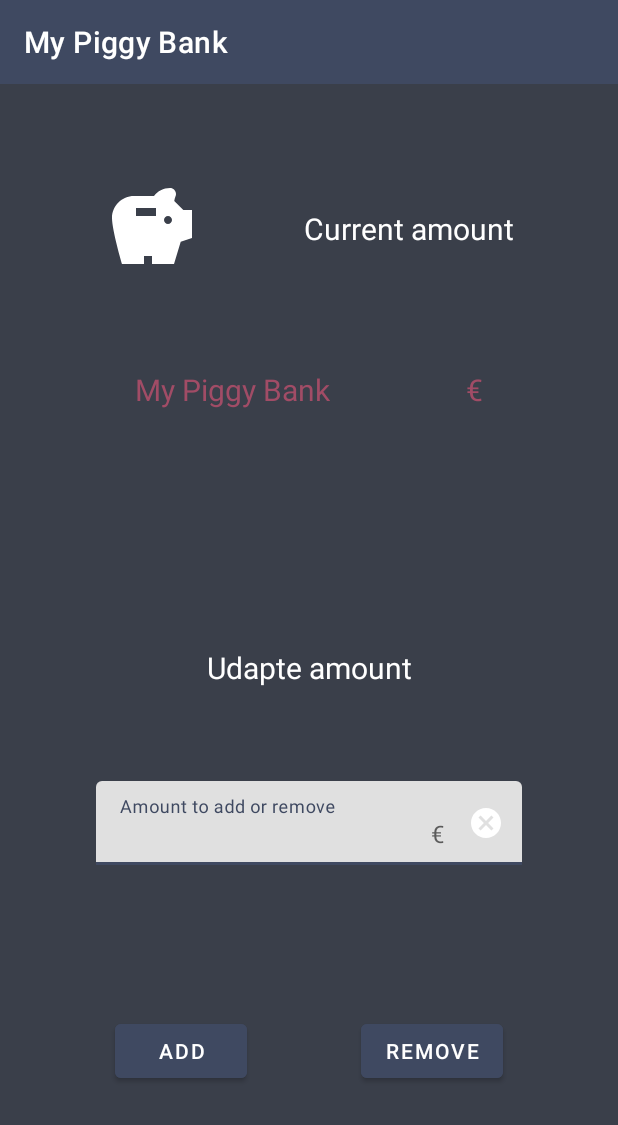
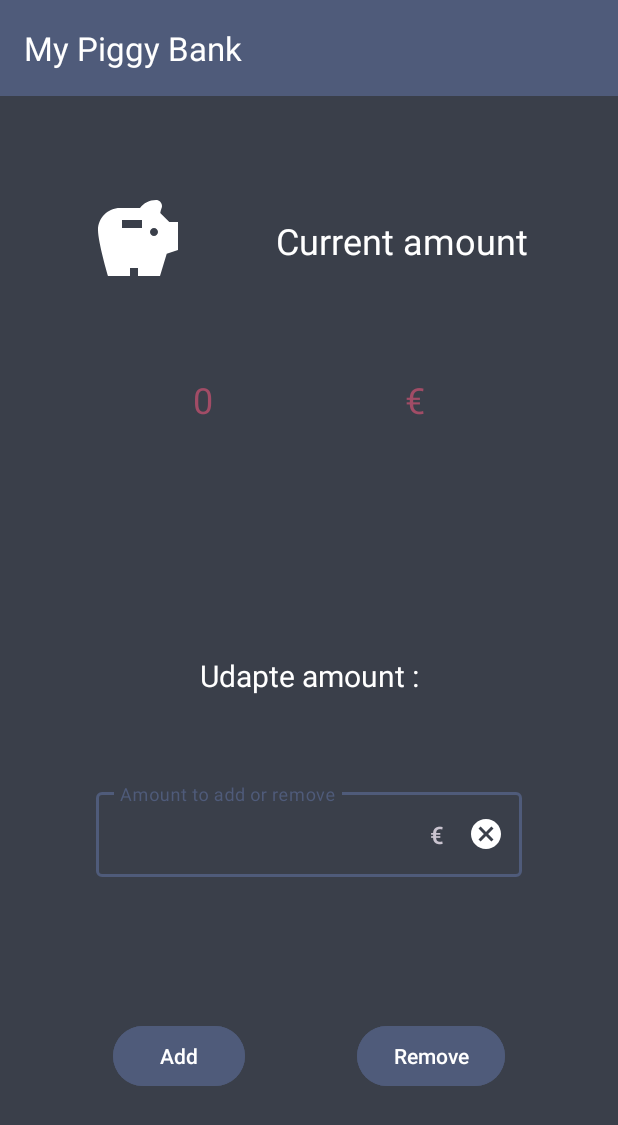
Before and after one commit to AnneLinger/My_Piggy_Bank, an Android app: the layout activity_main.xml on its own in the app's theme, with its tools: preview values and no code run, on a phone screen of 412 x 824 dp. Shown: the top 1125 px of the screen. Run offline under Robolectric (Android 15) with nearby library versions, the phone set to English and light mode, and no system bars.

Commit message:
Add viewBinding to MainActivity

```diff
--- a/app/build.gradle
+++ b/app/build.gradle
@@ -21,6 +21,9 @@ android {
             minifyEnabled false
             proguardFiles getDefaultProguardFile('proguard-android-optimize.txt'), 'proguard-rules.pro'
         }
+    }
+    buildFeatures {
+        viewBinding = true
     }
     compileOptions {
         sourceCompatibility JavaVersion.VERSION_1_8
--- a/app/src/main/res/layout/activity_main.xml
+++ b/app/src/main/res/layout/activity_main.xml
@@ -44,7 +44,7 @@
         app:layout_constraintEnd_toEndOf="parent"
         app:layout_constraintStart_toEndOf="@id/im_piggy"
         android:textColor="@color/color_white"
-        android:textSize="20sp"/>
+        android:textSize="24sp"/>
 
     <TextView
         android:id="@+id/tv_current_amount"
@@ -54,9 +54,9 @@
         app:layout_constraintStart_toStartOf="parent"
         app:layout_constraintEnd_toStartOf="@id/tv_current_amount_euro"
         app:layout_constraintBottom_toTopOf="@id/tv_update_amount_title"
-        tools:text="@string/app_name"
+        android:text="@string/_0"
         android:textColor="@color/color_secondary"
-        android:textSize="20sp"/>
+        android:textSize="24sp"/>
 
     <TextView
         android:id="@+id/tv_current_amount_euro"
@@ -68,7 +68,7 @@
         app:layout_constraintStart_toEndOf="@id/tv_current_amount"
         android:text="@string/euro"
         android:textColor="@color/color_secondary"
-        android:textSize="20sp"/>
+        android:textSize="24sp"/>
 
     <TextView
         android:id="@+id/tv_update_amount_title"
--- a/app/src/main/res/values-night/themes.xml
+++ b/app/src/main/res/values-night/themes.xml
@@ -1,6 +1,6 @@
 <resources xmlns:tools="http://schemas.android.com/tools">
     <!-- Base application theme. -->
-    <style name="Theme.MyPiggyBank" parent="Theme.MaterialComponents.DayNight.DarkActionBar">
+    <style name="Theme.MyPiggyBank" parent="Theme.Material3.Dark.NoActionBar">
         <item name="colorPrimary">@color/color_primary</item>
         <item name="colorPrimaryDark">@color/color_black</item>
         <item name="colorAccent">@color/color_secondary</item>
--- a/app/src/main/res/values/colors.xml
+++ b/app/src/main/res/values/colors.xml
@@ -1,6 +1,6 @@
 <?xml version="1.0" encoding="utf-8"?>
 <resources>
-    <color name="color_primary">#3F4961</color>
+    <color name="color_primary">#4F5B7A</color>
     <color name="color_primary_variant">#3A3F4A</color>
     <color name="color_white">#FFFFFF</color>
     <color name="color_black">#000000</color>
--- a/app/src/main/res/values/strings.xml
+++ b/app/src/main/res/values/strings.xml
@@ -3,7 +3,8 @@
     <string name="current_amount">Current amount</string>
     <string name="euro">€</string>
     <string name="amount">Amount to add or remove</string>
-    <string name="udapte_amount">Udapte amount</string>
+    <string name="udapte_amount">Udapte amount :</string>
     <string name="add">Add</string>
     <string name="remove">Remove</string>
+    <string name="_0">0</string>
 </resources>
--- a/app/src/main/res/values/themes.xml
+++ b/app/src/main/res/values/themes.xml
@@ -1,6 +1,6 @@
 <resources xmlns:tools="http://schemas.android.com/tools">
     <!-- Base application theme. -->
-    <style name="Theme.MyPiggyBank" parent="Theme.MaterialComponents.DayNight.DarkActionBar">
+    <style name="Theme.MyPiggyBank" parent="Theme.Material3.Dark.NoActionBar">
         <item name="colorPrimary">@color/color_primary</item>
         <item name="colorPrimaryDark">@color/color_black</item>
         <item name="colorAccent">@color/color_secondary</item>
```
Also changed, not shown: app/src/main/java/com/anne/linger/mypiggybank/ui/MainActivity.kt (+14 -0 lines).
